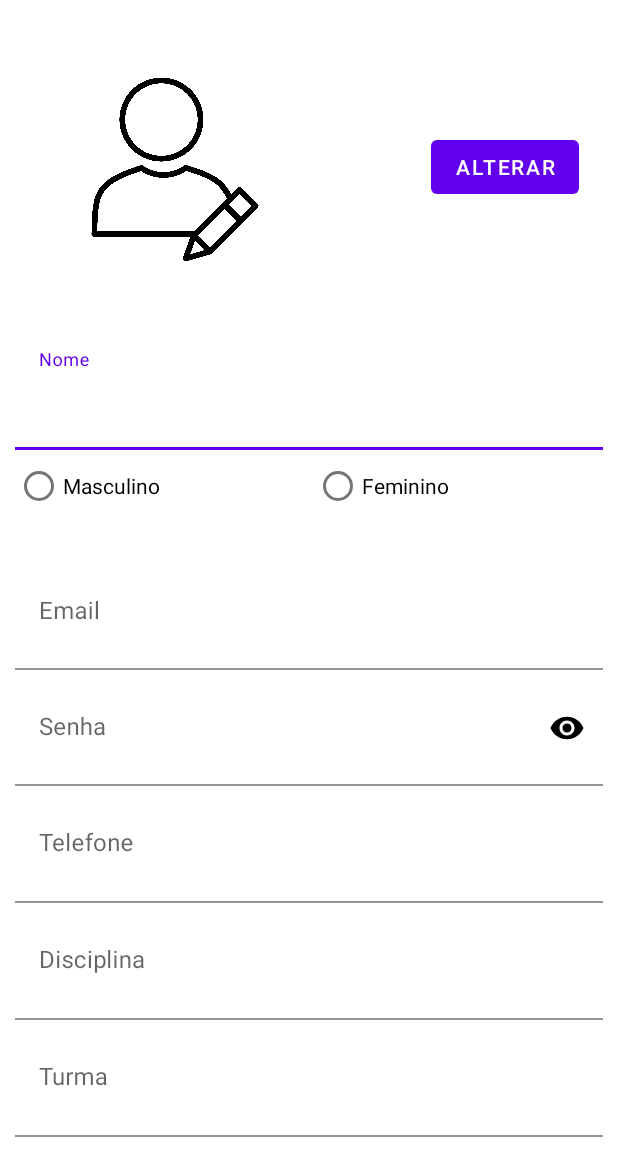
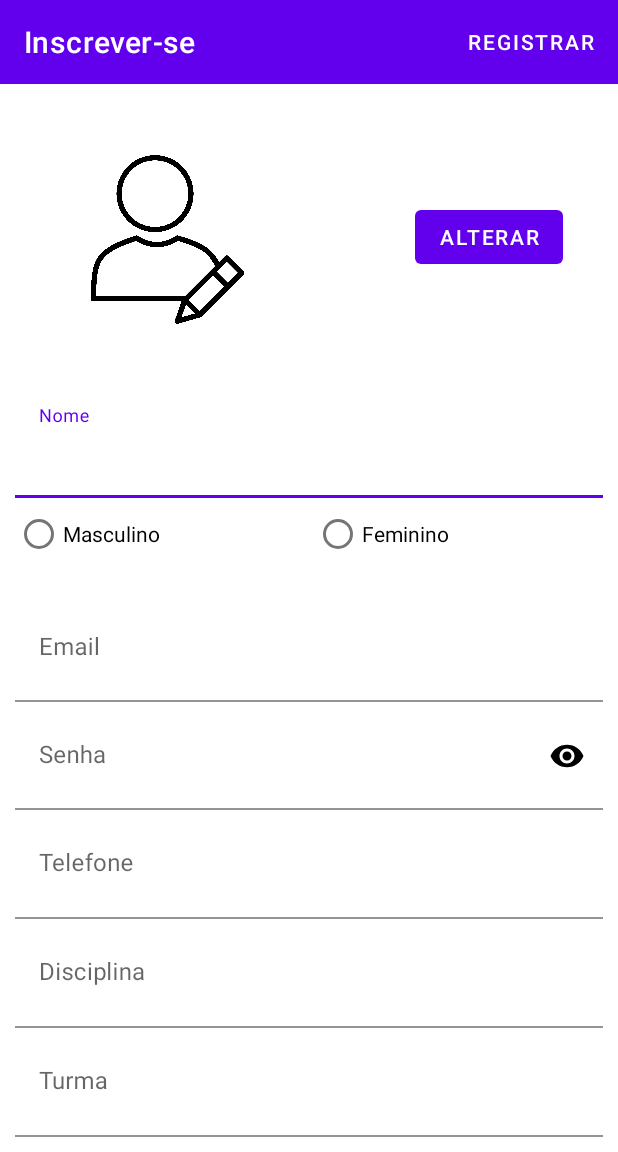
Before and after one commit to MarceloUMartins/Credenciais, an Android app: the Cadastro screen opened directly, with no data from a screen before it, on a phone screen of 412 x 824 dp, the part 84-1236 px from its top. Run offline under Robolectric (Android 15) with nearby library versions, the phone set to English and light mode, and no system bars.

Commit message:
Colocando appbar com ações para voltar e registrar

```diff
--- a/app/src/main/res/layout/activity_cadastro.xml
+++ b/app/src/main/res/layout/activity_cadastro.xml
@@ -6,23 +6,62 @@
     android:layout_height="match_parent"
     tools:context=".Cadastro">
 
+    <com.google.android.material.appbar.AppBarLayout
+        android:id="@+id/appBarLayout"
+        android:layout_width="match_parent"
+        android:layout_height="wrap_content"
+        app:layout_constraintEnd_toEndOf="parent"
+        app:layout_constraintStart_toStartOf="parent"
+        app:layout_constraintTop_toTopOf="parent">
+
+        <androidx.constraintlayout.widget.ConstraintLayout
+            android:layout_width="match_parent"
+            android:layout_height="match_parent">
+
+            <Button
+                android:id="@+id/registrar"
+                android:layout_width="wrap_content"
+                android:layout_height="wrap_content"
+                android:text="Registrar"
+                app:layout_constraintBottom_toBottomOf="parent"
+                app:layout_constraintEnd_toEndOf="@+id/toolbarCadastro"
+                app:layout_constraintTop_toTopOf="parent" />
+
+            <androidx.appcompat.widget.Toolbar
+                android:id="@+id/toolbarCadastro"
+                android:layout_width="0dp"
+                android:layout_height="wrap_content"
+                app:layout_constraintEnd_toEndOf="parent"
+                app:layout_constraintStart_toStartOf="parent"
+                app:layout_constraintTop_toTopOf="parent"
+                app:title="Inscrever-se"
+                app:titleTextColor="@color/white">
+
+            </androidx.appcompat.widget.Toolbar>
+        </androidx.constraintlayout.widget.ConstraintLayout>
+
+    </com.google.android.material.appbar.AppBarLayout>
+
     <LinearLayout
         android:id="@+id/linearLayout3"
         android:layout_width="match_parent"
         android:layout_height="match_parent"
-        android:orientation="vertical">
+        android:layout_marginTop="55dp"
+        android:orientation="vertical"
+        app:layout_constraintBottom_toBottomOf="parent"
+        app:layout_constraintTop_toBottomOf="@+id/appBarLayout">
 
         <androidx.constraintlayout.widget.ConstraintLayout
             android:id="@+id/linearLayout1"
             android:layout_width="match_parent"
             android:layout_height="wrap_content"
-            android:orientation="horizontal"
-            android:layout_weight="1">
+            android:layout_weight="1"
+            android:orientation="horizontal">
 
             <androidx.constraintlayout.utils.widget.ImageFilterView
                 android:id="@+id/profileImg"
-                android:layout_width="181dp"
-                android:layout_height="163dp"
+                android:layout_width="150dp"
+                android:layout_height="150dp"
                 android:layout_marginStart="10dp"
                 android:layout_marginLeft="10dp"
                 android:layout_marginEnd="63dp"
@@ -53,13 +92,13 @@
             android:id="@+id/linearLayout"
             android:layout_width="fill_parent"
             android:layout_height="0dp"
-            android:layout_weight="9"
-            android:orientation="vertical"
             android:layout_marginStart="10dp"
             android:layout_marginLeft="10dp"
             android:layout_marginEnd="10dp"
             android:layout_marginRight="10dp"
             android:layout_marginBottom="10dp"
+            android:layout_weight="9"
+            android:orientation="vertical"
             app:layout_constraintEnd_toEndOf="parent"
             app:layout_constraintStart_toStartOf="parent"
             app:layout_constraintTop_toTopOf="@+id/linearLayout1">
@@ -76,8 +115,8 @@
                     android:id="@+id/editTextNome"
                     android:layout_width="match_parent"
                     android:layout_height="match_parent"
+                    android:ems="10"
                     android:hint="Nome"
-                    android:ems="10"
                     android:inputType="textPersonName" />
             </com.google.android.material.textfield.TextInputLayout>
 
@@ -85,8 +124,8 @@
                 android:id="@+id/radioGroup"
                 android:layout_width="fill_parent"
                 android:layout_height="wrap_content"
+                android:layout_weight="1"
                 android:orientation="horizontal"
-                android:layout_weight="1"
                 app:layout_constraintBottom_toTopOf="@+id/editTextEmail"
                 app:layout_constraintEnd_toEndOf="parent"
                 app:layout_constraintHorizontal_bias="0.0"
@@ -121,9 +160,9 @@
                     android:id="@+id/editTextEmail"
                     android:layout_width="match_parent"
                     android:layout_height="match_parent"
+                    android:ems="10"
                     android:hint="Email"
-                    android:ems="10"
-                    android:inputType="textEmailAddress"/>
+                    android:inputType="textEmailAddress" />
             </com.google.android.material.textfield.TextInputLayout>
 
             <com.google.android.material.textfield.TextInputLayout
@@ -137,11 +176,11 @@
                 app:passwordToggleTint="@color/black">
 
                 <com.google.android.material.textfield.TextInputEditText
-                    android:id="@+id/editTextsenha"
+                    android:id="@+id/editTextSenha"
                     android:layout_width="match_parent"
                     android:layout_height="match_parent"
+                    android:ems="10"
                     android:hint="Senha"
-                    android:ems="10"
                     android:inputType="textPassword" />
             </com.google.android.material.textfield.TextInputLayout>
 
@@ -158,9 +197,9 @@
                     android:id="@+id/editTextTelefone"
                     android:layout_width="match_parent"
                     android:layout_height="match_parent"
+                    android:ems="10"
                     android:hint="Telefone"
-                    android:ems="10"
-                    android:inputType="textPersonName" />
+                    android:inputType="number|phone" />
             </com.google.android.material.textfield.TextInputLayout>
 
             <com.google.android.material.textfield.TextInputLayout
@@ -175,9 +214,9 @@
                     android:id="@+id/editTextDisciplina"
                     android:layout_width="match_parent"
                     android:layout_height="match_parent"
+                    android:ems="10"
                     android:hint="Disciplina"
-                    android:ems="10"
-                    android:inputType="textPersonName"/>
+                    android:inputType="textPersonName" />
             </com.google.android.material.textfield.TextInputLayout>
 
             <com.google.android.material.textfield.TextInputLayout
@@ -192,9 +231,9 @@
                     android:id="@+id/editTextTurma"
                     android:layout_width="match_parent"
                     android:layout_height="match_parent"
+                    android:ems="10"
                     android:hint="Turma"
-                    android:ems="10"
-                    android:inputType="textPersonName"/>
+                    android:inputType="number" />
             </com.google.android.material.textfield.TextInputLayout>
 
         </LinearLayout>
--- a/app/src/main/res/layout/activity_login.xml
+++ b/app/src/main/res/layout/activity_login.xml
@@ -5,6 +5,23 @@
     android:layout_width="match_parent"
     android:layout_height="match_parent"
     tools:context=".Login">
+
+    <com.google.android.material.appbar.AppBarLayout
+        android:layout_width="match_parent"
+        android:layout_height="wrap_content"
+        app:layout_constraintEnd_toEndOf="parent"
+        app:layout_constraintStart_toStartOf="parent"
+        app:layout_constraintTop_toTopOf="parent">
+
+        <androidx.appcompat.widget.Toolbar
+            android:id="@+id/toolbarLogin"
+            android:layout_width="match_parent"
+            android:layout_height="wrap_content"
+            app:title="Login"
+            app:titleTextColor="@color/white">
+
+        </androidx.appcompat.widget.Toolbar>
+    </com.google.android.material.appbar.AppBarLayout>
 
     <com.google.android.material.textfield.TextInputLayout
         android:id="@+id/emailLogin_til"
@@ -85,7 +102,6 @@
         android:layout_marginLeft="10dp"
         android:layout_marginEnd="10dp"
         android:layout_marginRight="10dp"
-        android:onClick="registrar"
         android:text="Registrar"
         app:layout_constraintBottom_toBottomOf="parent"
         app:layout_constraintEnd_toEndOf="parent"
```
